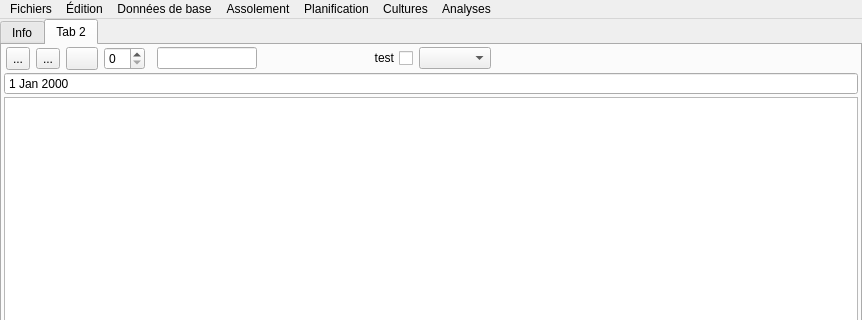
marcpley/potaleger, file mainwindow.ui: the form before one commit; both pictures show x 0 to 862 and y 0 to 320 of the 862 by 552 pixel window.
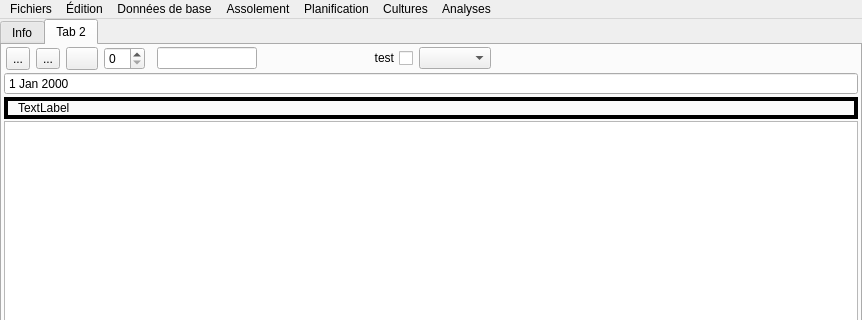
The form after the commit. Icons and pictures are not drawn.

Patch:
```diff
--- a/mainwindow.ui
+++ b/mainwindow.ui
@@ -376,6 +376,31 @@
           </property>
          </widget>
         </item>
+        <item>
+         <widget class="QLabel" name="label_2">
+          <property name="autoFillBackground">
+           <bool>false</bool>
+          </property>
+          <property name="frameShape">
+           <enum>QFrame::Shape::Box</enum>
+          </property>
+          <property name="frameShadow">
+           <enum>QFrame::Shadow::Plain</enum>
+          </property>
+          <property name="lineWidth">
+           <number>4</number>
+          </property>
+          <property name="text">
+           <string>TextLabel</string>
+          </property>
+          <property name="margin">
+           <number>10</number>
+          </property>
+          <property name="indent">
+           <number>10</number>
+          </property>
+         </widget>
+        </item>
         <item>
          <widget class="QTableView" name="tableView">
           <property name="sizePolicy">
```
